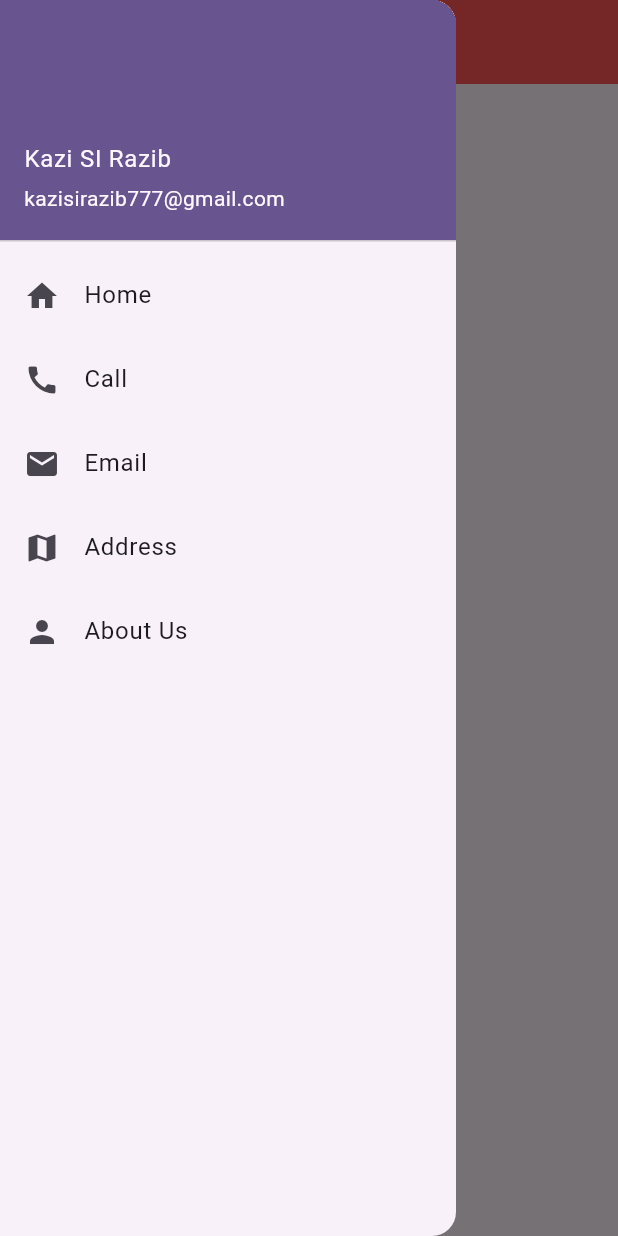
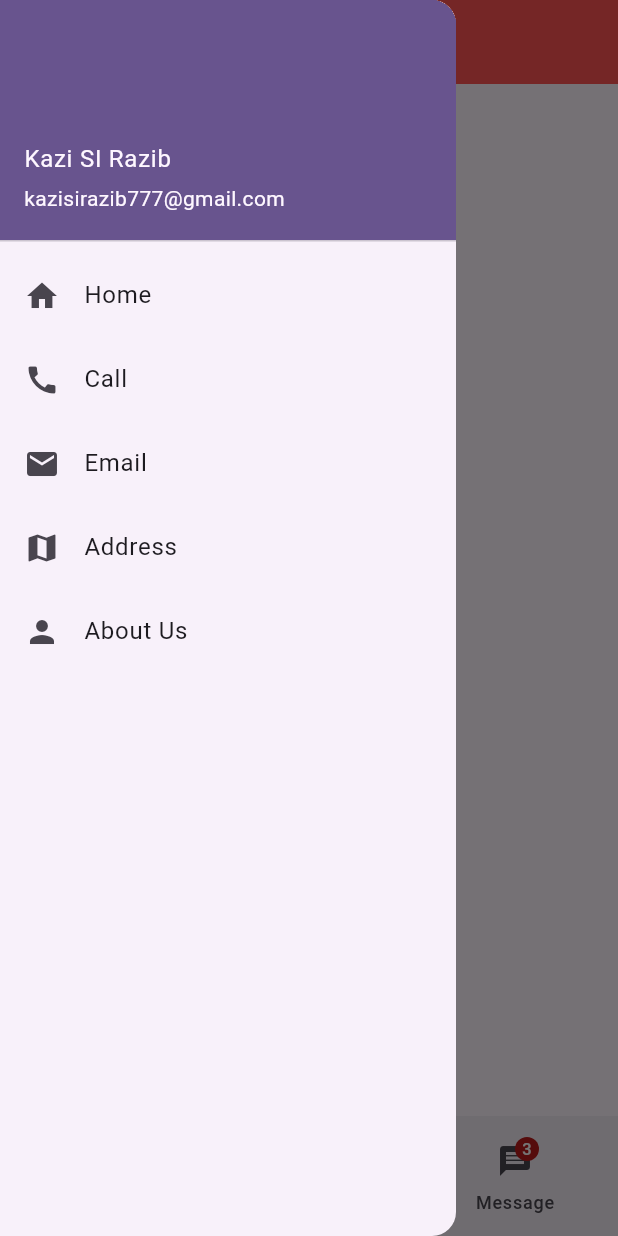
Before and after one commit to razib-00/tester_git, a Flutter app: the screen it shows after launch, with the side drawer open, on a phone screen of 412 x 824 dp. Run offline on Flutter 3.47's test engine with Material 3 defaults, Android fonts, the phone set to English and light mode, and no system bars.

Commit message:
second change

```diff
--- /dev/null
+++ b/lib/UI/bottom_navigation_bar_ui.dart
@@ -0,0 +1,43 @@
+import 'package:flutter/material.dart';
+
+class BottomNavigationBarUi extends StatefulWidget {
+  const BottomNavigationBarUi({super.key});
+
+  @override
+  State<BottomNavigationBarUi> createState() => _BottomNavigationBarUiState();
+}
+
+class _BottomNavigationBarUiState extends State<BottomNavigationBarUi> {
+  int currentIndex=0;
+  @override
+  Widget build(BuildContext context) {
+    return NavigationBar(
+      indicatorColor: Colors.amber.shade500,
+      selectedIndex: currentIndex,
+      onDestinationSelected: (int index){
+        setState(() {
+          currentIndex=index;
+        });
+      },
+      destinations:const [
+        NavigationDestination(
+          selectedIcon: Icon(Icons.home),
+            icon: Icon(Icons.home_outlined),
+            label: 'Home'
+        ),
+        NavigationDestination(
+            icon: Badge(
+              child: Icon(Icons.notifications_sharp),
+            ), label: 'Notifications'
+        ),
+        NavigationDestination(
+            icon: Badge(
+              child:const Icon(Icons.message),
+              label: Text('3'),
+            ),
+            label: 'Message'
+        )
+      ],
+    );
+  }
+}
--- a/lib/page/home.dart
+++ b/lib/page/home.dart
@@ -1,5 +1,6 @@
 import 'package:flutter/material.dart';
 
+import '../UI/bottom_navigation_bar_ui.dart';
 import '../UI/drawer_ui.dart';
 
 class HomePage extends StatefulWidget {
@@ -20,6 +21,7 @@ class _HomePageState extends State<HomePage> {
         centerTitle: true,
       ),
       drawer: const DrawerUi(),
+      bottomNavigationBar: const BottomNavigationBarUi(),
     );
   }
 }
```
